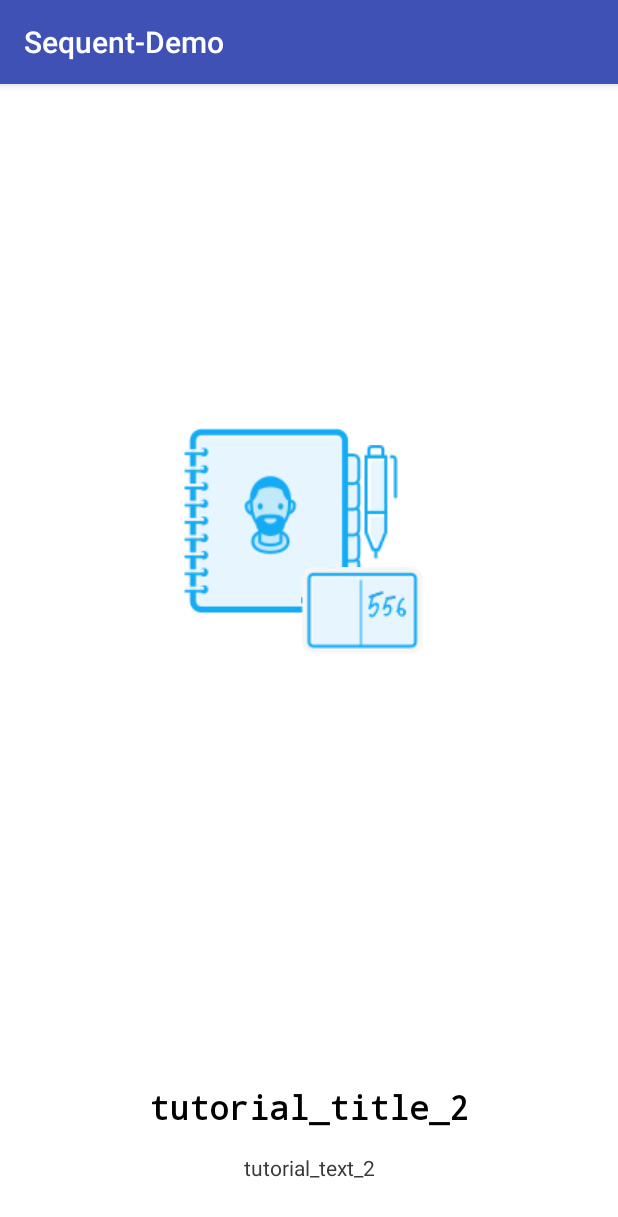
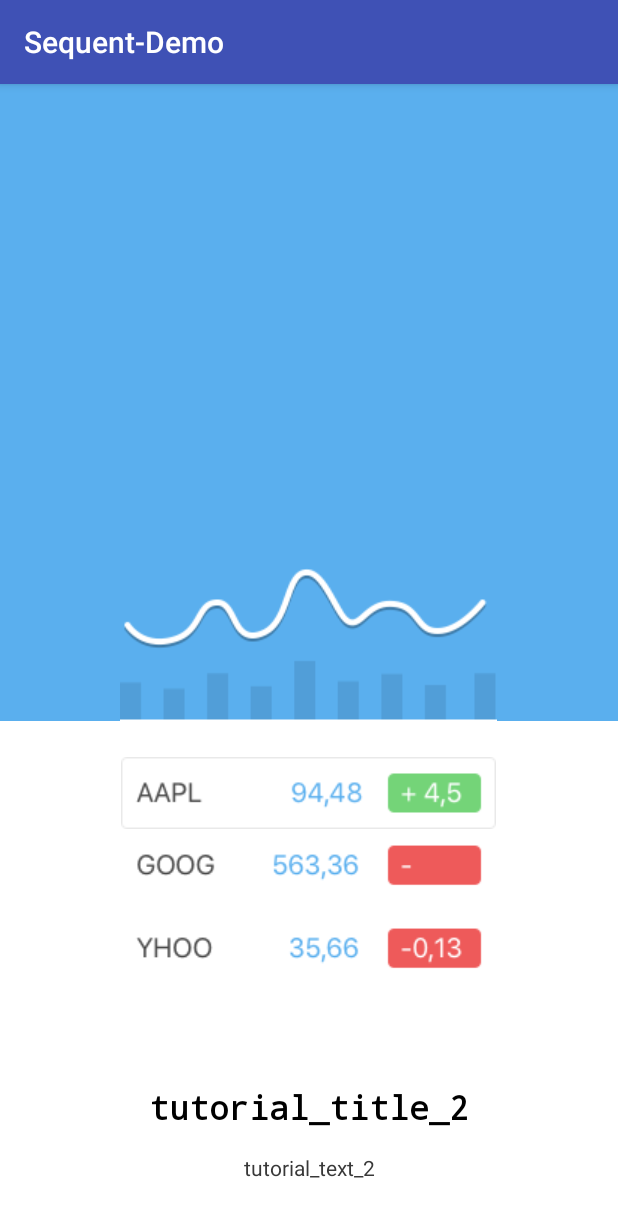
Before and after one commit to fujiyuu75/Sequent, an Android app: the fragment TutorialFragment2 shown on its own in the app's theme, on a phone screen of 412 x 824 dp. Shown: the top 1217 px of the screen. Run offline under Robolectric (Android 15) with nearby library versions, the phone set to English and light mode, and no system bars.

Commit message:
Modify tutorial layout

```diff
--- a/app/src/main/java/com/fujiyuu75/sequent/sample/TutorialFragment2.java
+++ b/app/src/main/java/com/fujiyuu75/sequent/sample/TutorialFragment2.java
@@ -6,13 +6,13 @@ import android.support.v4.app.Fragment;
 import android.view.LayoutInflater;
 import android.view.View;
 import android.view.ViewGroup;
-import android.widget.FrameLayout;
+import android.widget.LinearLayout;
 
 import com.fujiyuu75.sequent.Sequent;
 
 public class TutorialFragment2 extends Fragment {
 
-    private FrameLayout layout;
+    private LinearLayout layout;
 
     @Override
     public View onCreateView(LayoutInflater inflater,
@@ -26,7 +26,7 @@ public class TutorialFragment2 extends Fragment {
     public void onViewCreated(View v, @Nullable Bundle savedInstanceState) {
         super.onViewCreated(v, savedInstanceState);
 
-        layout = (FrameLayout)v.findViewById(R.id.image_layout);
+        layout = (LinearLayout)v.findViewById(R.id.image_layout);
     }
 
     @Override
--- a/app/src/main/res/layout/fragment_tutorial_2.xml
+++ b/app/src/main/res/layout/fragment_tutorial_2.xml
@@ -3,45 +3,64 @@
     android:layout_width="match_parent"
     android:layout_height="match_parent"
     android:background="@color/app_white"
-    android:orientation="vertical"
-    android:paddingLeft="10dp"
-    android:paddingRight="10dp">
+    android:orientation="vertical">
 
-    <FrameLayout
+    <LinearLayout
         android:id="@+id/image_layout"
         android:layout_width="match_parent"
         android:layout_height="0dp"
+        android:layout_gravity="top"
         android:layout_weight="1"
-        android:gravity="center"
-        android:orientation="vertical"
-        android:paddingBottom="24dp"
-        android:paddingTop="24dp">
+        android:orientation="vertical">
+
+        <FrameLayout
+            android:layout_width="match_parent"
+            android:layout_height="0dp"
+            android:layout_weight="1"
+            android:background="@color/app_blue"
+            android:gravity="center">
 
             <android.support.v7.widget.AppCompatImageView
                 android:layout_width="wrap_content"
                 android:layout_height="wrap_content"
+                android:layout_gravity="bottom|center_horizontal"
+                android:src="@drawable/t2_1"/>
+        </FrameLayout>
+
+        <LinearLayout
+            android:layout_width="match_parent"
+            android:layout_height="wrap_content"
             android:layout_gravity="center"
-            android:layout_marginRight="24dp"
             android:layout_marginBottom="24dp"
-            android:src="@drawable/t2_1"/>
+            android:layout_marginTop="24dp"
+            android:orientation="vertical">
 
             <android.support.v7.widget.AppCompatImageView
                 android:layout_width="wrap_content"
                 android:layout_height="wrap_content"
-            android:layout_gravity="center"
-            android:layout_marginLeft="36dp"
-            android:layout_marginTop="36dp"
+                android:layout_gravity="center_horizontal"
+                android:layout_marginLeft="24dp"
+                android:layout_marginRight="24dp"
                 android:src="@drawable/t2_2"/>
 
             <android.support.v7.widget.AppCompatImageView
                 android:layout_width="wrap_content"
                 android:layout_height="wrap_content"
-            android:layout_gravity="center"
-            android:layout_marginLeft="48dp"
-            android:layout_marginBottom="36dp"
+                android:layout_gravity="center_horizontal"
+                android:layout_marginLeft="24dp"
+                android:layout_marginRight="24dp"
                 android:src="@drawable/t2_3"/>
 
-    </FrameLayout>
+            <android.support.v7.widget.AppCompatImageView
+                android:layout_width="wrap_content"
+                android:layout_height="wrap_content"
+                android:layout_gravity="center_horizontal"
+                android:layout_marginLeft="24dp"
+                android:layout_marginRight="24dp"
+                android:src="@drawable/t2_4"/>
+        </LinearLayout>
+
+    </LinearLayout>
 
     <LinearLayout
         android:layout_width="match_parent"
```
Also changed, not shown: app/src/main/res/drawable/t2_1.png, app/src/main/res/drawable/t2_2.png, app/src/main/res/drawable/t2_3.png, app/src/main/res/drawable/t2_4.png (added), app/src/main/res/drawable/t3_3.png. Lines whose indentation alone changed are shown as unchanged.
